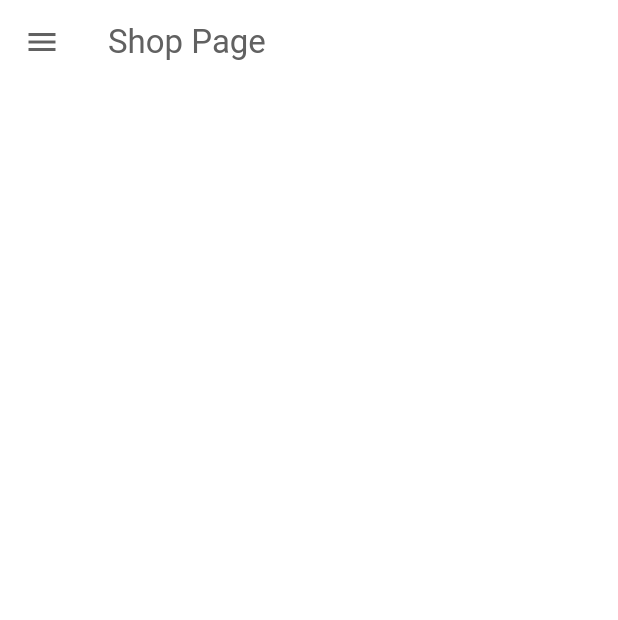
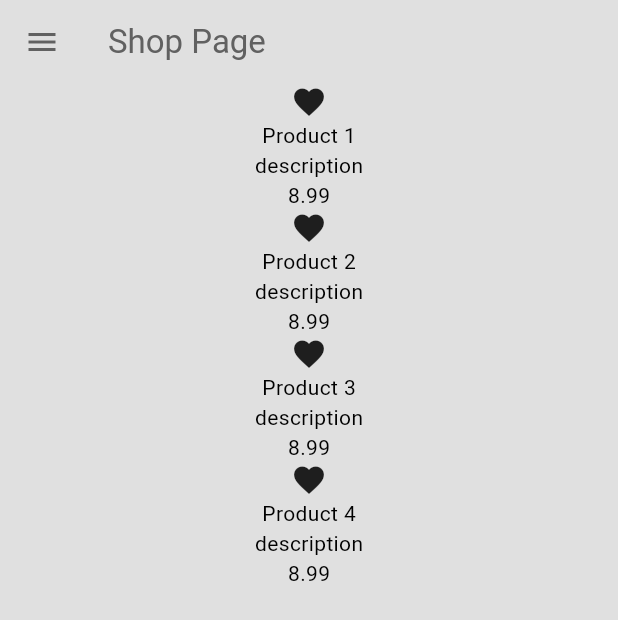
Before and after one commit to PrinceNanaPoku/E-Shop, a Flutter app: the screen it shows after launch, after a tap on the "arrow forward" icon, on a phone screen of 412 x 824 dp. Shown: the top 620 px of the screen. Run offline on Flutter 3.47's test engine with Material 3 defaults, Android fonts, the phone set to English and light mode, and no system bars.

Commit message:
building shop page

```diff
--- a/lib/components/drawer.dart
+++ b/lib/components/drawer.dart
@@ -28,22 +28,25 @@ class MyDrawer extends StatelessWidget {
               MyListTile(
                 text: 'Shop',
                 icon: Icons.shopping_bag,
-                onTap: () {},
+                onTap: () => Navigator.pop(context),
               ),
 
               //cart tile
               MyListTile(
                 text: 'Cart',
                 icon: Icons.shopping_cart,
-                onTap: () {},
+                onTap: () => Navigator.pushNamed(context, '/cart'),
               ),
             ],
           ),
           //exit
-          MyListTile(
-            text: 'Exit',
-            icon: Icons.logout,
-            onTap: () {},
+          Padding(
+            padding: const EdgeInsets.only(bottom: 20.0),
+            child: MyListTile(
+              text: 'Exit',
+              icon: Icons.logout,
+              onTap: () => Navigator.pushNamed(context, '/intro'),
+            ),
           ),
         ],
       ),
--- /dev/null
+++ b/lib/components/product_tile.dart
@@ -0,0 +1,31 @@
+import 'package:flutter/material.dart';
+
+import '../models/product.dart';
+
+class MyProductTile extends StatelessWidget {
+  final Product product;
+  const MyProductTile({
+    super.key,
+    required this.product,
+  });
+
+  @override
+  Widget build(BuildContext context) {
+    return Container(
+      child: Column(
+        children: [
+          //product image
+         const Icon(Icons.favorite),
+          //product name
+          Text(product.name),
+
+          //product description
+          Text(product.description),
+
+          //price and button to add to cart
+          Text(product.price.toString()),
+        ],
+      ),
+    );
+  }
+}
--- a/lib/main.dart
+++ b/lib/main.dart
@@ -1,11 +1,19 @@
+import 'package:eshop/models/shop.dart';
 import 'package:eshop/theme/light_mode.dart';
 import 'package:flutter/material.dart';
+import 'package:provider/provider.dart';
 
+import 'pages/cart_page.dart';
 import 'pages/intro_page.dart';
 import 'pages/shop_page.dart';
 
 void main() {
-  runApp(const MyApp());
+  runApp(
+    ChangeNotifierProvider(
+      create: (context) => Shop(),
+      child: const MyApp(),
+    ),
+  );
 }
 
 class MyApp extends StatelessWidget {
@@ -19,7 +27,8 @@ class MyApp extends StatelessWidget {
       theme: lightMode,
       routes: {
         '/intro': (context) => const IntroPage(),
-        '/shop': (context) => const ShopPage()
+        '/shop': (context) => const ShopPage(),
+        '/cart': (context) => const CartPage(),
       },
     );
   }
--- /dev/null
+++ b/lib/models/product.dart
@@ -0,0 +1,13 @@
+class Product {
+  final String name;
+  final double price;
+  final String description;
+  // final String imagePath;
+
+  Product({
+    required this.name,
+    required this.price,
+    required this.description,
+    // required this.imagePath,
+  });
+}
--- /dev/null
+++ b/lib/models/shop.dart
@@ -0,0 +1,50 @@
+import 'package:flutter/material.dart';
+
+import 'product.dart';
+
+class Shop extends ChangeNotifier {
+  //list of products
+  final List<Product> _shop = [
+    Product(
+      name: 'Product 1',
+      price: 8.99,
+      description: 'description',
+    ),
+    Product(
+      name: 'Product 2',
+      price: 8.99,
+      description: 'description',
+    ),
+    Product(
+      name: 'Product 3',
+      price: 8.99,
+      description: 'description',
+    ),
+    Product(
+      name: 'Product 4',
+      price: 8.99,
+      description: 'description',
+    ),
+  ];
+
+  //user cart
+  final List<Product> _userCart = [];
+
+  //get product list
+  List<Product> get shop => _shop;
+
+  //get user cart
+  List<Product> get userCart => _userCart;
+
+  //add item to cart
+  void addToCart(Product item) {
+    _userCart.add(item);
+    notifyListeners();
+  }
+
+  //remove item from cart
+  void removeFromCart(Product item) {
+    _userCart.remove(item);
+    notifyListeners();
+  }
+}
--- /dev/null
+++ b/lib/pages/cart_page.dart
@@ -0,0 +1,16 @@
+import 'package:flutter/material.dart';
+
+class CartPage extends StatelessWidget {
+  const CartPage({super.key});
+
+  @override
+  Widget build(BuildContext context) {
+    return Scaffold(
+      appBar: AppBar(
+        backgroundColor: Colors.transparent,
+        foregroundColor: Theme.of(context).colorScheme.inversePrimary,
+        title: const Text('Cart Page'),
+      ),
+    );
+  }
+}
--- a/lib/pages/shop_page.dart
+++ b/lib/pages/shop_page.dart
@@ -1,12 +1,17 @@
+import 'package:eshop/components/product_tile.dart';
 import 'package:flutter/material.dart';
+import 'package:provider/provider.dart';
 
 import '../components/drawer.dart';
+import '../models/shop.dart';
 
 class ShopPage extends StatelessWidget {
   const ShopPage({super.key});
 
   @override
   Widget build(BuildContext context) {
+    //access products in shop
+    final products = context.watch<Shop>().shop;
     return Scaffold(
       appBar: AppBar(
         backgroundColor: Colors.transparent,
@@ -14,6 +19,15 @@ class ShopPage extends StatelessWidget {
         title: const Text('Shop Page'),
       ),
       drawer: const MyDrawer(),
+      backgroundColor: Theme.of(context).colorScheme.background,
+      body: ListView.builder(
+          itemCount: products.length,
+          itemBuilder: (context, index) {
+            //get each individual product from shop
+            final product = products[index];
+            //return as a product tile UI
+            return MyProductTile(product: product);
+          }),
     );
   }
 }
--- a/pubspec.yaml
+++ b/pubspec.yaml
@@ -35,6 +35,7 @@ dependencies:
   # The following adds the Cupertino Icons font to your application.
   # Use with the CupertinoIcons class for iOS style icons.
   cupertino_icons: ^1.0.2
+  provider: ^6.1.2
 
 dev_dependencies:
   flutter_test:
```
Also changed, not shown: pubspec.lock.
